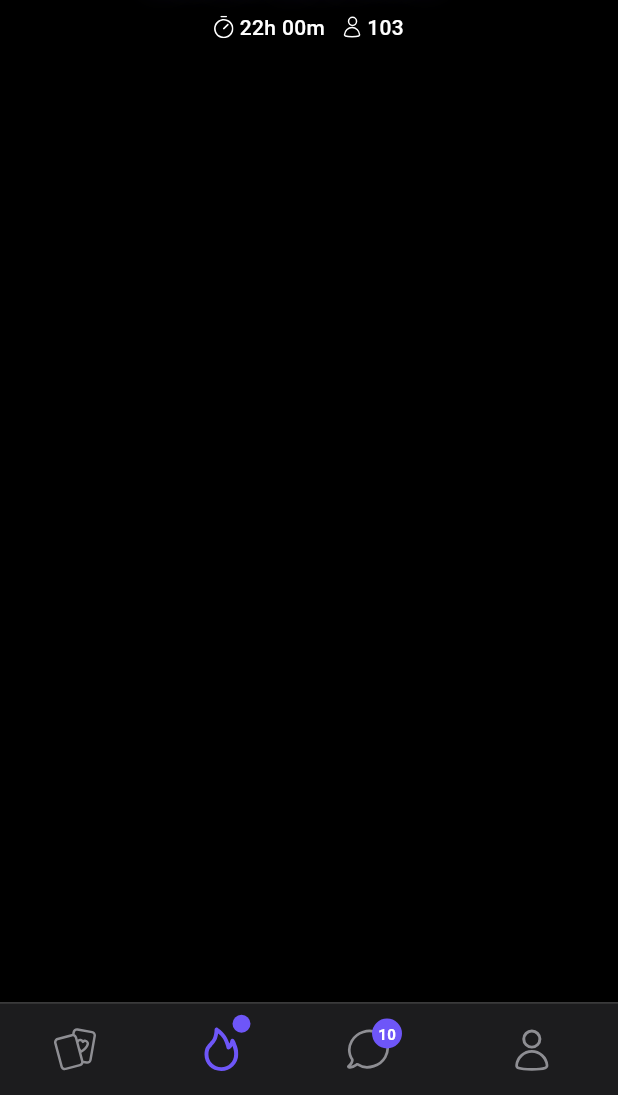
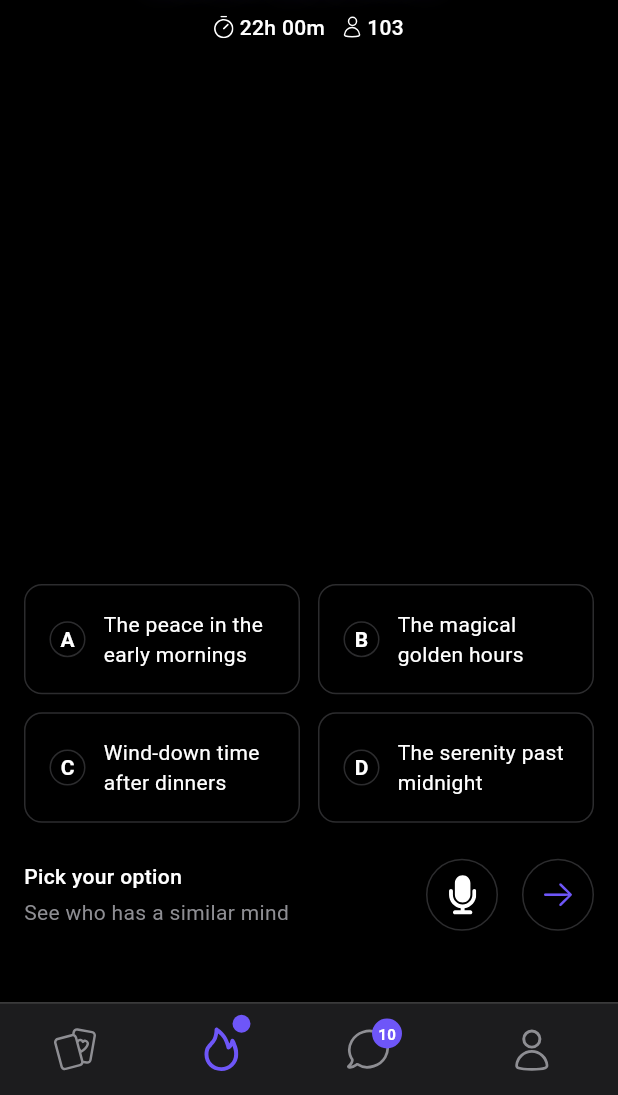
Before and after one commit to yourstrulycreator/stroll_fe, a Flutter app: the screen it shows after launch, on a phone screen of 412 x 824 dp, the part 141-1236 px from its top. Run offline on Flutter 3.47's test engine with Material 3 defaults, Android fonts, the phone set to English and light mode, and no system bars; our stand-ins replace flutter_riverpod, flutter_svg, google_fonts, riverpod, riverpod_annotation; generated files the repository leaves out were written again.

Commit message:
feat: implement bonfire options section
- Add options grid with selectable items
- Create options provider for state management
- Add bottom instructions and action buttons
- Implement option selection functionality
- Update spacing and color constants

```diff
--- a/lib/core/constants/app_assets.dart
+++ b/lib/core/constants/app_assets.dart
@@ -8,6 +8,7 @@ class AppAssets {
   static const String dropdownIcon = "assets/icons/dropdown.svg";
   static const String clockIcon = "assets/icons/clock-sm.svg";
   static const String usersIcon = "assets/icons/user-sm.svg";
+
   // Images
   static const String defaultAvatar = 'assets/images/avatar.jpeg';
   static const String backgroundImage = 'assets/images/background.jpeg';
--- /dev/null
+++ b/lib/features/bonfire/data/models/option.dart
@@ -0,0 +1,32 @@
+enum OptionLetter {
+  A,
+  B,
+  C,
+  D;
+
+  String get label => name;
+}
+
+class Option {
+  final OptionLetter letter;
+  final String text;
+  final bool isSelected;
+
+  const Option({
+    required this.letter,
+    required this.text,
+    this.isSelected = false,
+  });
+
+  Option copyWith({
+    OptionLetter? letter,
+    String? text,
+    bool? isSelected,
+  }) {
+    return Option(
+      letter: letter ?? this.letter,
+      text: text ?? this.text,
+      isSelected: isSelected ?? this.isSelected,
+    );
+  }
+}
--- /dev/null
+++ b/lib/features/bonfire/providers/options_provider.dart
@@ -0,0 +1,35 @@
+import 'package:riverpod_annotation/riverpod_annotation.dart';
+import '../data/models/option.dart';
+
+part 'options_provider.g.dart';
+
+@riverpod
+class Options extends _$Options {
+  @override
+  List<Option> build() {
+    return [
+      Option(
+        letter: OptionLetter.A,
+        text: 'The peace in the early mornings',
+      ),
+      Option(
+        letter: OptionLetter.B,
+        text: 'The magical golden hours',
+      ),
+      Option(
+        letter: OptionLetter.C,
+        text: 'Wind-down time after dinners',
+      ),
+      Option(
+        letter: OptionLetter.D,
+        text: 'The serenity past midnight',
+      ),
+    ];
+  }
+
+  void selectOption(Option selectedOption) {
+    state = state.map((option) => option.copyWith(
+      isSelected: option.letter == selectedOption.letter,
+    )).toList();
+  }
+}
--- a/lib/features/bonfire/screens/bonfire_screen.dart
+++ b/lib/features/bonfire/screens/bonfire_screen.dart
@@ -5,6 +5,8 @@ import '../../../core/constants/app_spacing.dart';
 import '../widgets/header/header_widget.dart';
 import '../providers/header_provider.dart';
 import 'package:riverpod/riverpod.dart';
+import '../providers/options_provider.dart';
+import '../widgets/options/options_section.dart';
 
 class BonfireScreen extends ConsumerWidget {
   const BonfireScreen({super.key});
@@ -12,6 +14,7 @@ class BonfireScreen extends ConsumerWidget {
   @override
   Widget build(BuildContext context, WidgetRef ref) {
     final headerInfo = ref.watch(headerProvider);
+    final options = ref.watch(optionsProvider);
 
     return Scaffold(
       backgroundColor: AppColors.background,
@@ -29,13 +32,19 @@ class BonfireScreen extends ConsumerWidget {
                 participantCount: headerInfo.participantCount,
               ),
               const SizedBox(height: AppSpacing.headerToProfile),
-              // Profile Section (Avatar + Name + Age)
-
-              // Question Section (Question + Quote)
-
-              // Options Section (Multiple Choice)
-
-              // Bottom Actions (Mic + Next)
+              const Spacer(),
+              OptionsSection(
+                options: options,
+                onOptionSelected: (option) {
+                  ref.read(optionsProvider.notifier).selectOption(option);
+                },
+                onNext: () {
+                  // Handle next action
+                },
+                onMicTap: () {
+                  // Handle mic tap
+                },
+              ),
             ],
           ),
         ),
--- /dev/null
+++ b/lib/features/bonfire/widgets/options/option_item.dart
@@ -0,0 +1,79 @@
+import 'package:flutter/material.dart';
+import '../../../../core/constants/app_colors.dart';
+import '../../data/models/option.dart';
+
+class OptionItem extends StatelessWidget {
+  final Option option;
+  final VoidCallback? onTap;
+
+  const OptionItem({
+    super.key,
+    required this.option,
+    this.onTap,
+  });
+
+  @override
+  Widget build(BuildContext context) {
+    return GestureDetector(
+      onTap: onTap,
+      child: Container(
+        decoration: BoxDecoration(
+          borderRadius: BorderRadius.circular(12),
+          border: Border.all(
+            color: option.isSelected
+                ? AppColors.optionSelectedBorder
+                : AppColors.optionBorder,
+            width: 1,
+          ),
+          color: option.isSelected
+              ? AppColors.optionSelected.withOpacity(0.2)
+              : Colors.transparent,
+        ),
+        child: Row(
+          children: [
+            const SizedBox(width: 16),
+            // Letter Circle
+            Container(
+              width: 24,
+              height: 24,
+              decoration: BoxDecoration(
+                shape: BoxShape.circle,
+                border: Border.all(
+                  color: option.isSelected
+                      ? AppColors.optionSelectedBorder
+                      : AppColors.optionBorder,
+                ),
+              ),
+              child: Center(
+                child: Text(
+                  option.letter.label,
+                  style: TextStyle(
+                    color: option.isSelected
+                        ? AppColors.primary
+                        : Colors.white,
+                    fontSize: 14,
+                    fontWeight: FontWeight.w600,
+                  ),
+                ),
+              ),
+            ),
+            const SizedBox(width: 12),
+            // Option Text
+            Expanded(
+              child: Text(
+                option.text,
+                style: const TextStyle(
+                  color: Colors.white,
+                  fontSize: 14,
+                ),
+                maxLines: 2,
+                overflow: TextOverflow.ellipsis,
+              ),
+            ),
+            const SizedBox(width: 16),
+          ],
+        ),
+      ),
+    );
+  }
+}
--- /dev/null
+++ b/lib/features/bonfire/widgets/options/options_section.dart
@@ -0,0 +1,131 @@
+import 'package:flutter/material.dart';
+import 'package:flutter/cupertino.dart';
+import 'package:flutter_svg/flutter_svg.dart';
+import '../../../../core/constants/app_colors.dart';
+import '../../../../core/constants/app_spacing.dart';
+import '../../../../core/constants/app_assets.dart';
+import '../../data/models/option.dart';
+import 'option_item.dart';
+
+class OptionsSection extends StatelessWidget {
+  final List<Option> options;
+  final Function(Option) onOptionSelected;
+  final VoidCallback onNext;
+  final VoidCallback onMicTap;
+
+  const OptionsSection({
+    super.key,
+    required this.options,
+    required this.onOptionSelected,
+    required this.onNext,
+    required this.onMicTap,
+  });
+
+  @override
+  Widget build(BuildContext context) {
+    return Column(
+      crossAxisAlignment: CrossAxisAlignment.start,
+      children: [
+        // Options Grid
+        GridView.builder(
+          shrinkWrap: true,
+          physics: const NeverScrollableScrollPhysics(),
+          gridDelegate: const SliverGridDelegateWithFixedCrossAxisCount(
+            crossAxisCount: 2,
+            mainAxisSpacing: 12,
+            crossAxisSpacing: 12,
+            childAspectRatio: 2.5,
+          ),
+          itemCount: options.length,
+          itemBuilder: (context, index) => OptionItem(
+            option: options[index],
+            onTap: () => onOptionSelected(options[index]),
+          ),
+        ),
+        const SizedBox(height: 24),
+        // Bottom Row with Instructions and Actions
+        Row(
+          children: [
+            // Instructions Text
+            Column(
+              crossAxisAlignment: CrossAxisAlignment.start,
+              children: const [
+                Text(
+                  'Pick your option',
+                  style: TextStyle(
+                    color: Colors.white,
+                    fontSize: 14,
+                    fontWeight: FontWeight.w500,
+                  ),
+                ),
+                SizedBox(height: 4),
+                Text(
+                  'See who has a similar mind',
+                  style: TextStyle(
+                    color: AppColors.textSecondary,
+                    fontSize: 14,
+                  ),
+                ),
+              ],
+            ),
+            const Spacer(),
+            // Action Buttons
+            Row(
+              children: [
+                _ActionButton(
+                  icon: AppAssets.micIcon,
+                  onTap: onMicTap,
+                  color: Colors.white,
+                ),
+                const SizedBox(width: 16),
+                _ActionButton(
+                  icon: CupertinoIcons.arrow_right,
+                  isCustomIcon: true,
+                  onTap: onNext,
+                  color: AppColors.primary,
+                ),
+              ],
+            ),
+          ],
+        ),
+      ],
+    );
+  }
+}
+
+class _ActionButton extends StatelessWidget {
+  final dynamic icon;
+  final VoidCallback onTap;
+  final Color color;
+  final bool isCustomIcon;
+
+  const _ActionButton({
+    required this.icon,
+    required this.onTap,
+    required this.color,
+    this.isCustomIcon = false,
+  });
+
+  @override
+  Widget build(BuildContext context) {
+    return GestureDetector(
+      onTap: onTap,
+      child: Container(
+        width: 48,
+        height: 48,
+        decoration: BoxDecoration(
+          shape: BoxShape.circle,
+          border: Border.all(color: AppColors.optionBorder),
+        ),
+        child: Center(
+          child: isCustomIcon
+              ? Icon(icon, color: color, size: 24)
+              : SvgPicture.asset(
+                  icon,
+                  colorFilter: ColorFilter.mode(color, BlendMode.srcIn),
+                ),
+        ),
+      ),
+    );
+  }
+}
```
Also changed, not shown: lib/features/bonfire/providers/options_provider.g.dart (added).
